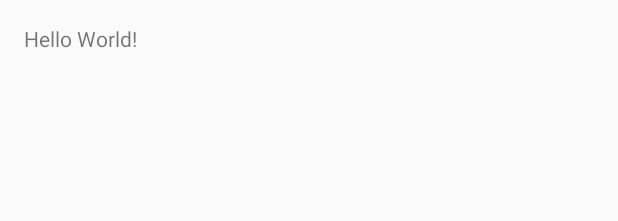
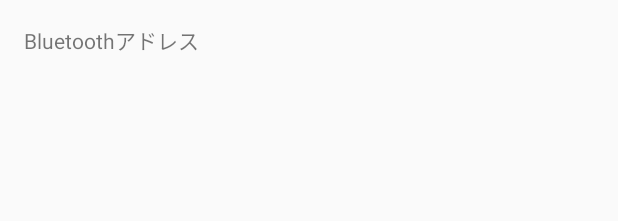
Before and after one commit to pro-hadachi/MyApplication, an Android app: the layout activity_main.xml on its own in the app's theme, with its tools: preview values and no code run, on a phone screen of 412 x 824 dp. Shown: the top 221 px of the screen. Run offline under Robolectric (Android 15) with nearby library versions, the phone set to English and light mode, and no system bars.

Commit message:
Bluetoothアドレス取得用コード追加

```diff
--- a/app/src/main/AndroidManifest.xml
+++ b/app/src/main/AndroidManifest.xml
@@ -1,6 +1,10 @@
 <?xml version="1.0" encoding="utf-8"?>
 <manifest xmlns:android="http://schemas.android.com/apk/res/android"
     package="com.example.hadachi.myapplication" >
+    <!--Wi-Fiによる通信を許可する-->
+    <uses-permission android:name="android.permission.ACCESS_WIFI_STATE"></uses-permission>
+    <!--Bluetoothによる通信を許可する-->
+    <uses-permission android:name="android.permission.BLUETOOTH"></uses-permission>
 
     <application
         android:allowBackup="true"
--- a/app/src/main/res/layout/activity_main.xml
+++ b/app/src/main/res/layout/activity_main.xml
@@ -6,6 +6,14 @@
     android:paddingTop="@dimen/activity_vertical_margin"
     android:paddingBottom="@dimen/activity_vertical_margin" tools:context=".MainActivity">
 
-    <TextView android:text="Hello World!" android:layout_width="wrap_content"
-        android:layout_height="wrap_content" />
+    <LinearLayout
+
+        android:layout_width="wrap_content"
+        android:layout_height="wrap_content">
+
+    </LinearLayout>
+    <TextView
+        android:layout_width="wrap_content"
+        android:layout_height="wrap_content"
+        android:text="Bluetoothアドレス"/>
 </RelativeLayout>
```
Also changed, not shown: app/src/main/java/com/example/hadachi/myapplication/Helper.java (added, +7 -0 lines), app/src/main/java/com/example/hadachi/myapplication/MainActivity.java (+8 -1 lines), 1 other file.
